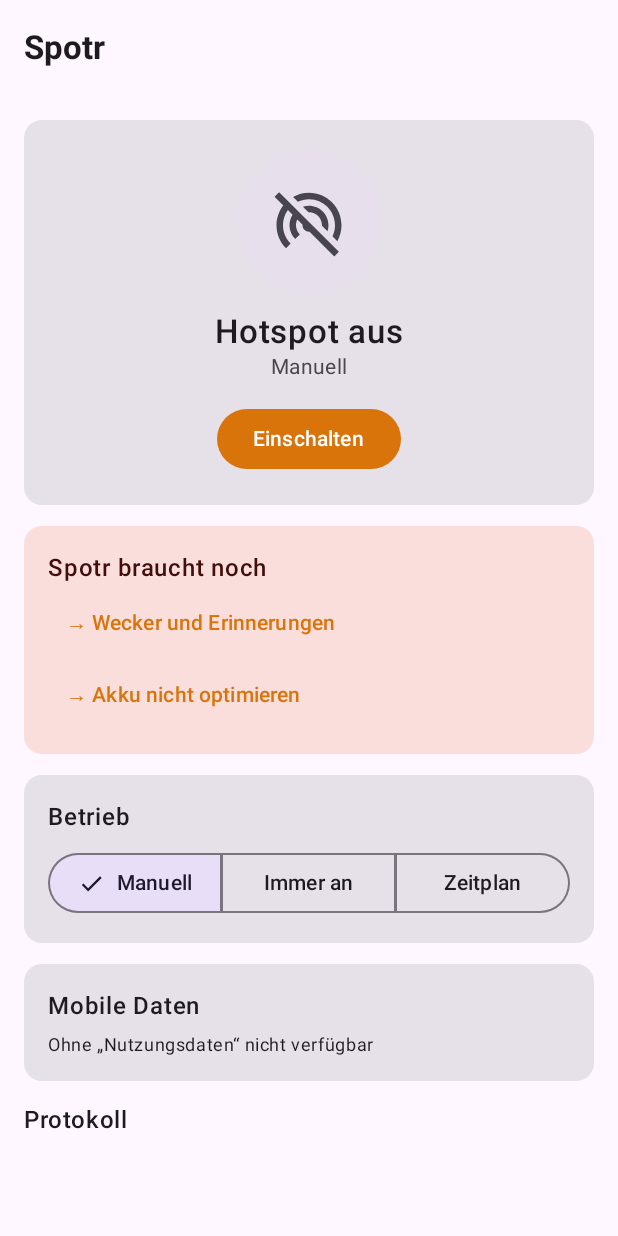
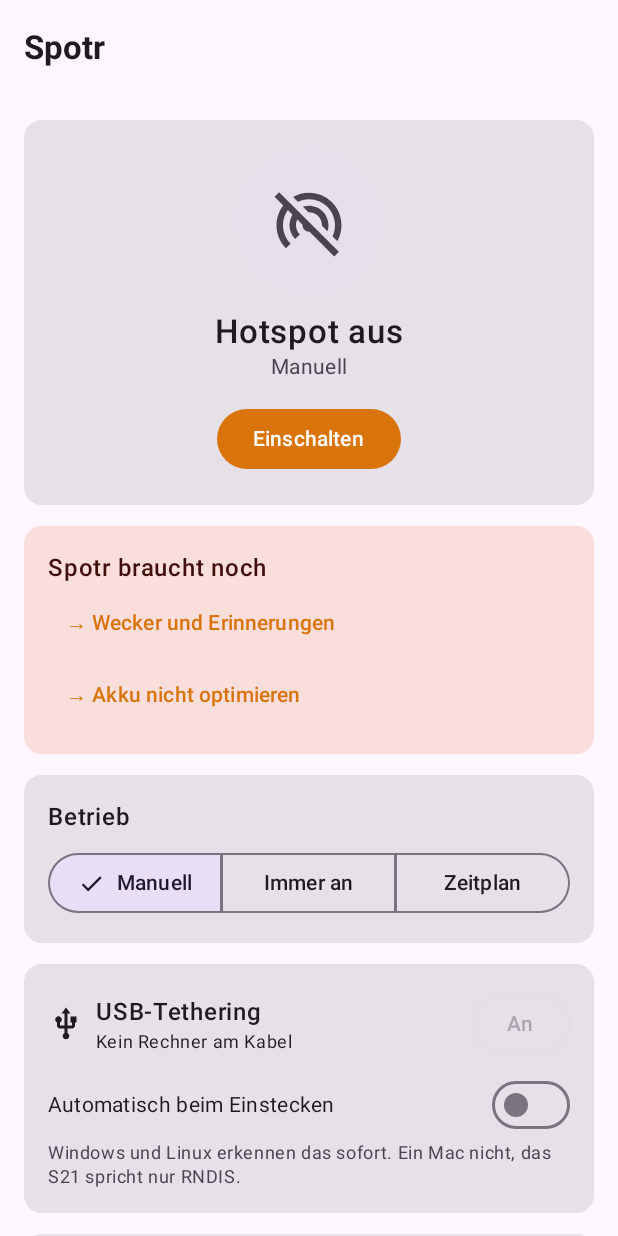
Before and after one commit to Dschonas04/spotr, an Android app built with Jetpack Compose: the screen it shows after launch (MainActivity), on a phone screen of 412 x 824 dp. Run offline under Robolectric (Android 15) with nearby library versions, the phone set to English and light mode, and no system bars; libraries missing offline, so code that uses them is left out: org.lsposed.hiddenapibypass; 1 statement that could not run was skipped.

Commit message:
USB-Tethering: per Knopf und automatisch beim Einstecken

```diff
--- a/app/src/main/java/de/jonasgroll/spotr/Hotspot.kt
+++ b/app/src/main/java/de/jonasgroll/spotr/Hotspot.kt
@@ -17,7 +17,8 @@ import java.util.concurrent.TimeUnit
  * die Kachel in den Schnelleinstellungen.
  */
 object Hotspot {
-    private const val TETHERING_WIFI = 0
+    const val WLAN = 0
+    const val USB = 1
 
     init {
         if (Build.VERSION.SDK_INT >= Build.VERSION_CODES.P) HiddenApiBypass.addHiddenApiExemptions("")
@@ -44,14 +45,14 @@ object Hotspot {
     }
 
     /** Ergebnis: null = erledigt, sonst die Fehlermeldung. Wartet höchstens 15 s. */
-    fun setzen(ctx: Context, an: Boolean): String? {
+    fun setzen(ctx: Context, an: Boolean, typ: Int = WLAN): String? {
         if (!darfSchalten(ctx)) return "Spotr darf die Systemeinstellungen nicht ändern"
         val tm = ctx.applicationContext.getSystemService("tethering")
             ?: return "Tethering wird nicht unterstützt"
         val klasse = Class.forName("android.net.TetheringManager")
         return try {
             if (!an) {
-                klasse.getMethod("stopTethering", Int::class.javaPrimitiveType).invoke(tm, TETHERING_WIFI)
+                klasse.getMethod("stopTethering", Int::class.javaPrimitiveType).invoke(tm, typ)
                 return null
             }
             val rueckruf = Class.forName("android.net.TetheringManager\$StartTetheringCallback")
@@ -69,7 +70,7 @@ object Hotspot {
             }
             val sofort = Executor { it.run() }
             klasse.getMethod("startTethering", Int::class.javaPrimitiveType, Executor::class.java, rueckruf)
-                .invoke(tm, TETHERING_WIFI, sofort, proxy)
+                .invoke(tm, typ, sofort, proxy)
             fertig.await(15, TimeUnit.SECONDS)
             fehler
         } catch (e: java.lang.reflect.InvocationTargetException) {
@@ -77,6 +78,26 @@ object Hotspot {
         } catch (e: Exception) {
             e.message ?: e.toString()
         }
+    }
+
+    /** Haftende Systemmeldung zum USB-Anschluss. */
+    private fun usbZustand(ctx: Context) = try {
+        ctx.applicationContext.registerReceiver(null, android.content.IntentFilter(USB_STATE), Context.RECEIVER_NOT_EXPORTED)
+    } catch (e: Exception) {
+        null
+    }
+
+    const val USB_STATE = "android.hardware.usb.action.USB_STATE"
+
+    /** Ein Rechner (nicht nur ein Ladegerät) hängt am USB-Anschluss. */
+    fun usbRechner(ctx: Context): Boolean {
+        val i = usbZustand(ctx) ?: return false
+        return i.getBooleanExtra("connected", false) && i.getBooleanExtra("configured", false)
+    }
+
+    fun usbAn(ctx: Context): Boolean {
+        val i = usbZustand(ctx) ?: return false
+        return i.getBooleanExtra("rndis", false) || i.getBooleanExtra("ncm", false)
     }
 
     private fun fehlertext(code: Int) = when (code) {
--- a/app/src/main/java/de/jonasgroll/spotr/MainActivity.kt
+++ b/app/src/main/java/de/jonasgroll/spotr/MainActivity.kt
@@ -24,6 +24,7 @@ import androidx.compose.material.icons.Icons
 import androidx.compose.material.icons.filled.Add
 import androidx.compose.material.icons.filled.Delete
 import androidx.compose.material.icons.filled.Home
+import androidx.compose.material.icons.filled.Usb
 import androidx.compose.material.icons.filled.WifiTethering
 import androidx.compose.material.icons.filled.WifiTetheringOff
 import androidx.compose.material3.*
@@ -96,6 +97,9 @@ private fun Oberflaeche() {
     var heute by remember { mutableStateOf<Long?>(null) }
     var monat by remember { mutableStateOf<Long?>(null) }
     var zuhause by remember { mutableStateOf(sp.zuhauseAktiv) }
+    var usbAuto by remember { mutableStateOf(sp.usbAuto) }
+    var usbAn by remember { mutableStateOf(Hotspot.usbAn(ctx)) }
+    var usbRechner by remember { mutableStateOf(Hotspot.usbRechner(ctx)) }
     var ortSucht by remember { mutableStateOf(false) }
     val ortFragen = rememberLauncherForActivityResult(ActivityResultContracts.RequestMultiplePermissions()) { rechte++ }
 
@@ -119,7 +123,7 @@ private fun Oberflaeche() {
         onDispose { lebenszyklus.lifecycle.removeObserver(b) }
     }
     LaunchedEffect(Unit) {
-        while (true) { delay(3000); an = Hotspot.istAn(ctx) }
+        while (true) { delay(3000); an = Hotspot.istAn(ctx); usbAn = Hotspot.usbAn(ctx); usbRechner = Hotspot.usbRechner(ctx) }
     }
 
     Scaffold(topBar = { TopAppBar(title = { Text("Spotr", fontWeight = FontWeight.Bold) }) }) { innen ->
@@ -238,6 +242,55 @@ private fun Oberflaeche() {
                                 onValueChangeFinished = { sp.waechter = w.toInt(); anwenden() },
                             )
                         }
+                    }
+                }
+            }
+
+            // ---------- USB ----------
+            item {
+                Card(Modifier.fillMaxWidth()) {
+                    Column(Modifier.padding(16.dp)) {
+                        Row(verticalAlignment = Alignment.CenterVertically) {
+                            Icon(Icons.Filled.Usb, null)
+                            Spacer(Modifier.width(8.dp))
+                            Column(Modifier.weight(1f)) {
+                                Text("USB-Tethering", fontWeight = FontWeight.SemiBold)
+                                Text(
+                                    when {
+                                        usbAn -> "An, der Rechner nutzt das Mobilfunknetz"
+                                        usbRechner -> "Rechner verbunden, Tethering aus"
+                                        else -> "Kein Rechner am Kabel"
+                                    },
+                                    style = MaterialTheme.typography.bodySmall,
+                                )
+                            }
+                            OutlinedButton(enabled = usbRechner && !arbeitet, onClick = {
+                                arbeitet = true
+                                val ziel = !usbAn
+                                scope.launch(Dispatchers.IO) {
+                                    val f = Hotspot.setzen(ctx, ziel, Hotspot.USB)
+                                    sp.notieren(if (f == null) (if (ziel) "USB-Tethering an (App)" else "USB-Tethering aus (App)") else "USB: $f")
+                                    delay(1500)
+                                    withContext(Dispatchers.Main) { meldung = f; arbeitet = false; auffrischen(); usbAn = Hotspot.usbAn(ctx) }
+                                }
+                            }) { Text(if (usbAn) "Aus" else "An") }
+                        }
+                        Spacer(Modifier.height(6.dp))
+                        Row(verticalAlignment = Alignment.CenterVertically) {
+                            Text("Automatisch beim Einstecken", Modifier.weight(1f), style = MaterialTheme.typography.bodyMedium)
+                            Switch(checked = usbAuto, onCheckedChange = {
+                                usbAuto = it; sp.usbAuto = it
+                                sp.notieren(if (it) "USB automatisch: an" else "USB automatisch: aus")
+                                if (it && android.os.Build.VERSION.SDK_INT >= 33) ortFragen.launch(arrayOf(android.Manifest.permission.POST_NOTIFICATIONS))
+                                UsbDienst.abgleichen(ctx)
+                            })
+                        }
+                        Text(
+                            "Windows und Linux erkennen das sofort. Ein Mac nicht, das S21 spricht nur RNDIS." +
+                                if (zuhause) " Zuhause bleibt es aus." else "",
+                            style = MaterialTheme.typography.bodySmall,
+                            color = MaterialTheme.colorScheme.onSurfaceVariant,
+                        )
                     }
                 }
             }
--- a/app/src/main/java/de/jonasgroll/spotr/Speicher.kt
+++ b/app/src/main/java/de/jonasgroll/spotr/Speicher.kt
@@ -51,6 +51,11 @@ class Speicher(ctx: Context) {
         get() = p.getInt("waechter", 5)
         set(v) = p.edit().putInt("waechter", v).apply()
 
+    /** USB-Tethering von selbst, sobald ein Rechner per Kabel verbunden ist. */
+    var usbAuto: Boolean
+        get() = p.getBoolean("usb_auto", false)
+        set(v) = p.edit().putBoolean("usb_auto", v).apply()
+
     var zuhauseAktiv: Boolean
         get() = p.getBoolean("zuhause_aktiv", false)
         set(v) = p.edit().putBoolean("zuhause_aktiv", v).apply()
```
Also changed, not shown: app/src/main/AndroidManifest.xml (+12 -0 lines), app/src/main/java/de/jonasgroll/spotr/Planer.kt (+10 -1 lines), app/src/main/java/de/jonasgroll/spotr/UsbDienst.kt (added, +92 -0 lines), 1 other file.
